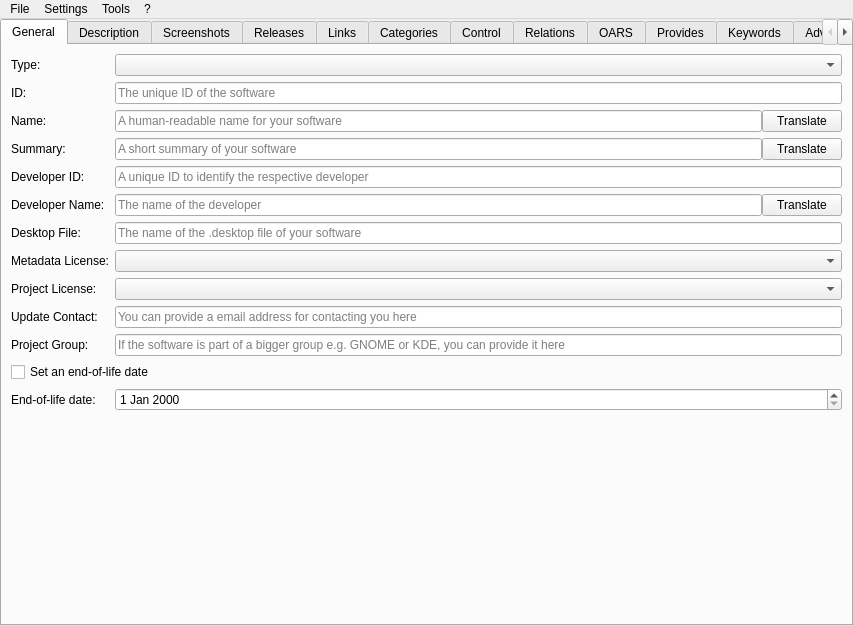
JakobDev/jdAppStreamEdit, file jdAppStreamEdit/ui/MainWindow.ui: the form before one commit.
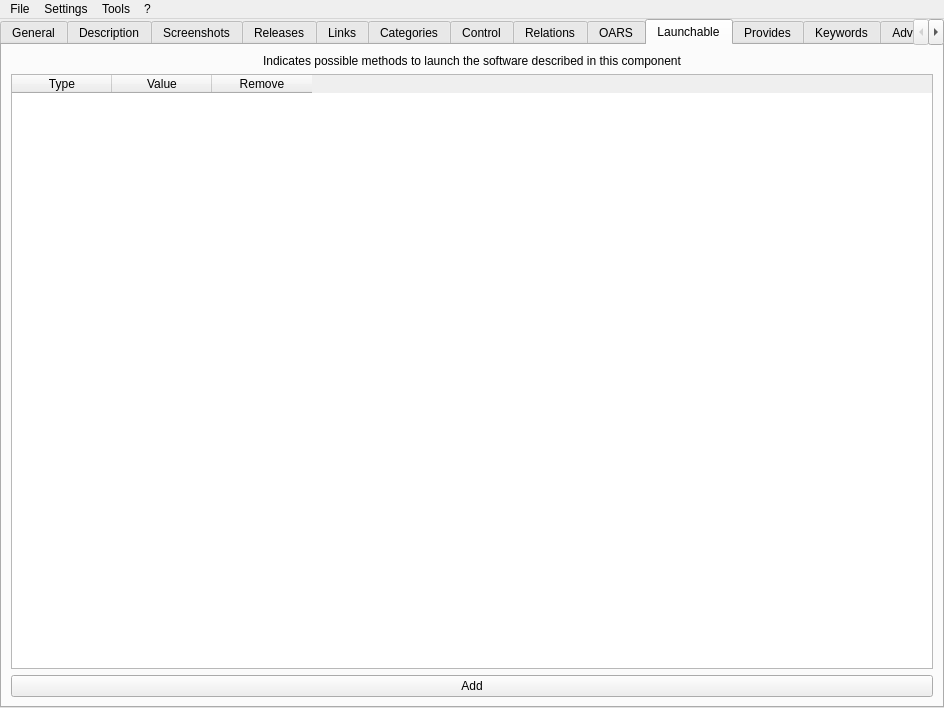
The form after the commit.

Commit message: Rework launchable

Diff of the .ui file:
```diff
--- a/jdAppStreamEdit/ui/MainWindow.ui
+++ b/jdAppStreamEdit/ui/MainWindow.ui
@@ -6,8 +6,8 @@
    <rect>
     <x>0</x>
     <y>0</y>
-    <width>853</width>
-    <height>626</height>
+    <width>944</width>
+    <height>708</height>
    </rect>
   </property>
   <property name="windowTitle">
@@ -33,7 +33,7 @@
     <item>
      <widget class="QTabWidget" name="main_tab_widget">
       <property name="currentIndex">
-       <number>0</number>
+       <number>9</number>
       </property>
       <widget class="QWidget" name="tab">
        <attribute name="title">
@@ -152,86 +152,72 @@
          </layout>
         </item>
         <item row="6" column="0">
-         <widget class="QLabel" name="label_19">
-          <property name="text">
-           <string>Desktop File:</string>
-          </property>
-         </widget>
-        </item>
-        <item row="6" column="1">
-         <widget class="QLineEdit" name="desktop_file_edit">
-          <property name="placeholderText">
-           <string>The name of the .desktop file of your software</string>
-          </property>
-         </widget>
-        </item>
-        <item row="7" column="0">
          <widget class="QLabel" name="label_3">
           <property name="text">
            <string>Metadata License:</string>
           </property>
          </widget>
         </item>
-        <item row="7" column="1">
+        <item row="6" column="1">
          <widget class="QComboBox" name="metadata_license_box"/>
         </item>
-        <item row="8" column="0">
+        <item row="7" column="0">
          <widget class="QLabel" name="label_4">
           <property name="text">
            <string>Project License:</string>
           </property>
          </widget>
         </item>
-        <item row="8" column="1">
+        <item row="7" column="1">
          <widget class="QComboBox" name="project_license_box">
           <property name="editable">
            <bool>false</bool>
           </property>
          </widget>
         </item>
-        <item row="9" column="0">
+        <item row="8" column="0">
          <widget class="QLabel" name="label_5">
           <property name="text">
            <string>Update Contact:</string>
           </property>
          </widget>
         </item>
-        <item row="9" column="1">
+        <item row="8" column="1">
          <widget class="QLineEdit" name="update_contact_edit">
           <property name="placeholderText">
            <string>You can provide a email address for contacting you here</string>
           </property>
          </widget>
         </item>
-        <item row="10" column="0">
+        <item row="9" column="0">
          <widget class="QLabel" name="label_6">
           <property name="text">
            <string>Project Group:</string>
           </property>
          </widget>
         </item>
-        <item row="10" column="1">
+        <item row="9" column="1">
          <widget class="QLineEdit" name="project_group_edit">
           <property name="placeholderText">
            <string>If the software is part of a bigger group e.g. GNOME or KDE, you can provide it here</string>
           </property>
          </widget>
         </item>
-        <item row="13" column="0">
-         <widget class="QLabel" name="end_of_life_label">
-          <property name="text">
-           <string>End-of-life date:</string>
-          </property>
-         </widget>
-        </item>
-        <item row="11" column="0" colspan="2">
+        <item row="10" column="0" colspan="2">
          <widget class="QCheckBox" name="end_of_life_check_box">
           <property name="text">
            <string>Set an end-of-life date</string>
           </property>
          </widget>
         </item>
-        <item row="13" column="1">
+        <item row="12" column="0">
+         <widget class="QLabel" name="end_of_life_label">
+          <property name="text">
+           <string>End-of-life date:</string>
+          </property>
+         </widget>
+        </item>
+        <item row="12" column="1">
          <widget class="QDateEdit" name="end_of_life_date_edit"/>
         </item>
         <item row="4" column="0">
@@ -802,6 +788,58 @@
         </property>
        </layout>
       </widget>
+      <widget class="QWidget" name="tab_4">
+       <attribute name="title">
+        <string>Launchable</string>
+       </attribute>
+       <layout class="QVBoxLayout" name="verticalLayout_2">
+        <item>
+         <widget class="QLabel" name="label_19">
+          <property name="text">
+           <string>Indicates possible methods to launch the software described in this component</string>
+          </property>
+          <property name="alignment">
+           <set>Qt::AlignCenter</set>
+          </property>
+          <property name="wordWrap">
+           <bool>true</bool>
+          </property>
+         </widget>
+        </item>
+        <item>
+         <widget class="QTableWidget" name="launchable_table">
+          <property name="dragDropMode">
+           <enum>QAbstractItemView::InternalMove</enum>
+          </property>
+          <property name="selectionBehavior">
+           <enum>QAbstractItemView::SelectRows</enum>
+          </property>
+          <column>
+           <property name="text">
+            <string>Type</string>
+           </property>
+          </column>
+          <column>
+           <property name="text">
+            <string>Value</string>
+           </property>
+          </column>
+          <column>
+           <property name="text">
+            <string>Remove</string>
+           </property>
+          </column>
+         </widget>
+        </item>
+        <item>
+         <widget class="QPushButton" name="launchable_add_button">
+          <property name="text">
+           <string>Add</string>
+          </property>
+         </widget>
+        </item>
+       </layout>
+      </widget>
       <widget class="QWidget" name="tab_7">
        <attribute name="title">
         <string>Provides</string>
@@ -928,7 +966,7 @@
     <rect>
      <x>0</x>
      <y>0</y>
-     <width>853</width>
+     <width>944</width>
      <height>21</height>
     </rect>
    </property>
```
Left out of the diff: 28 changed lines with no effect on the pictures. The commit also changes 1 other file.
